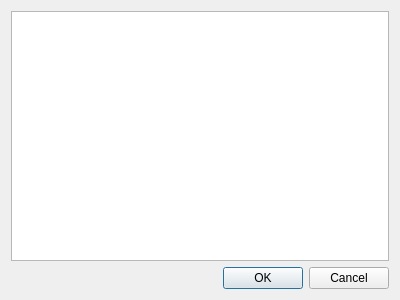
This is kitupiikki/aloitussivu/muistiinpanot.ui in artoh/kitupiikki as Qt 5 draws it before an edit. The edited form follows.
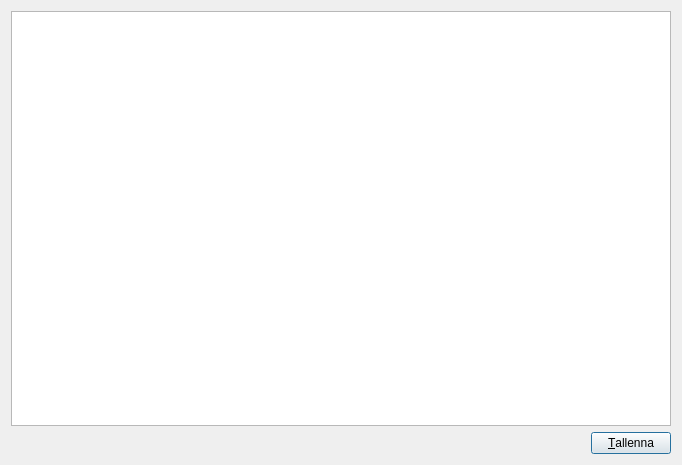
This is the edited form. Icons and pictures are not drawn.

The edit to the form file:
```diff
--- a/kitupiikki/aloitussivu/muistiinpanot.ui
+++ b/kitupiikki/aloitussivu/muistiinpanot.ui
@@ -6,8 +6,8 @@
    <rect>
     <x>0</x>
     <y>0</y>
-    <width>400</width>
-    <height>300</height>
+    <width>682</width>
+    <height>465</height>
    </rect>
   </property>
   <property name="windowTitle">
@@ -22,14 +22,35 @@
     <widget class="QPlainTextEdit" name="editori"/>
    </item>
    <item>
-    <widget class="QDialogButtonBox" name="buttonBox">
-     <property name="orientation">
-      <enum>Qt::Horizontal</enum>
-     </property>
-     <property name="standardButtons">
-      <set>QDialogButtonBox::Cancel|QDialogButtonBox::Ok</set>
-     </property>
-    </widget>
+    <layout class="QHBoxLayout" name="horizontalLayout">
+     <item>
+      <spacer name="horizontalSpacer">
+       <property name="orientation">
+        <enum>Qt::Horizontal</enum>
+       </property>
+       <property name="sizeHint" stdset="0">
+        <size>
+         <width>40</width>
+         <height>20</height>
+        </size>
+       </property>
+      </spacer>
+     </item>
+     <item>
+      <widget class="QPushButton" name="tallennaNappi">
+       <property name="text">
+        <string>&amp;Tallenna</string>
+       </property>
+       <property name="icon">
+        <iconset resource="../pic/pic.qrc">
+         <normaloff>:/pic/ok.png</normaloff>:/pic/ok.png</iconset>
+       </property>
+       <property name="default">
+        <bool>true</bool>
+       </property>
+      </widget>
+     </item>
+    </layout>
    </item>
   </layout>
  </widget>
```
Left out of the diff: 28 changed lines with no effect on the pictures.
